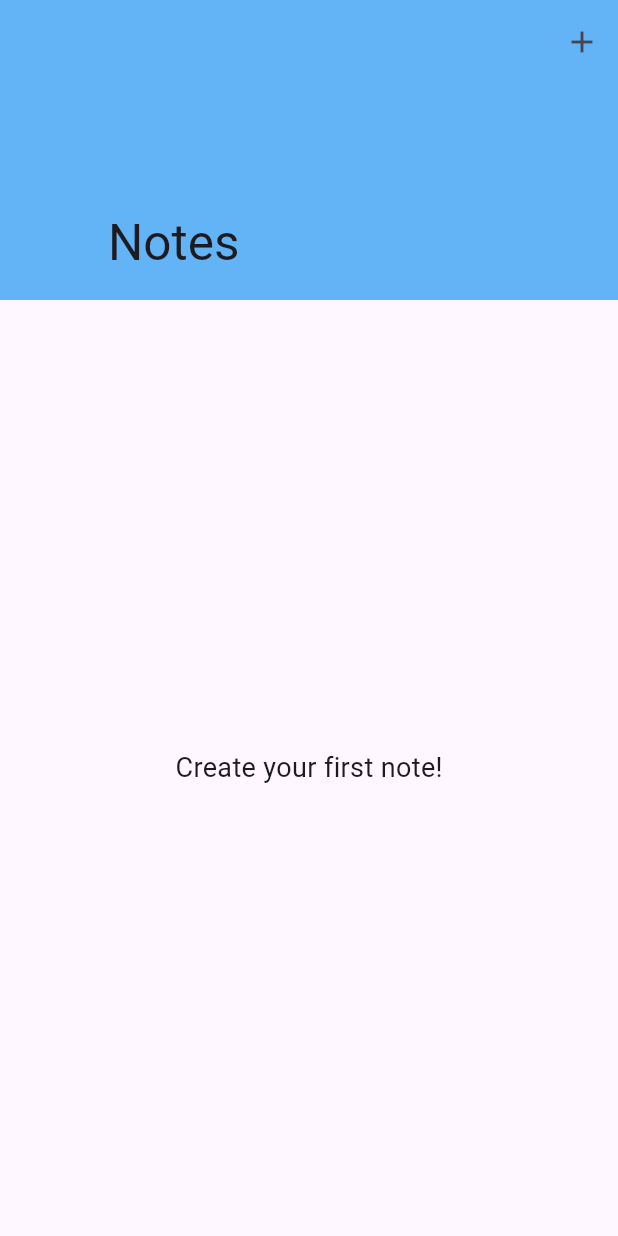
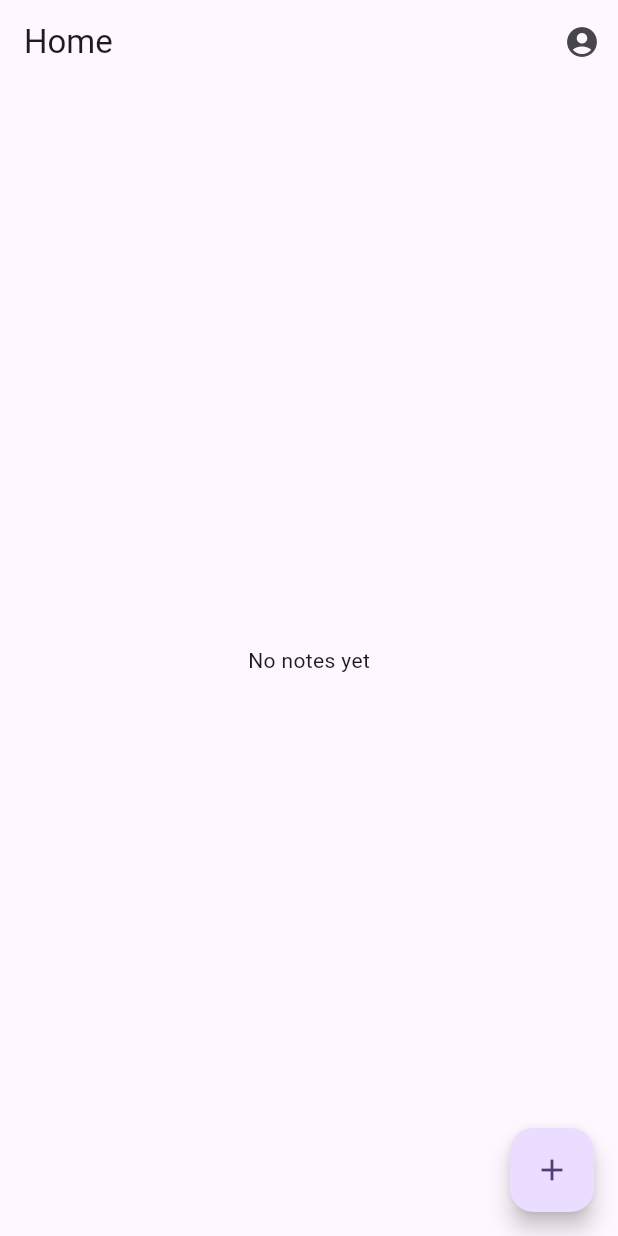
Before and after one commit to Coderkrishna12/advanced-notes-app, a Flutter app: the screen it shows after launch, on a phone screen of 412 x 824 dp. Run offline on Flutter 3.47's test engine with Material 3 defaults, Android fonts, the phone set to English and light mode, and no system bars; our stand-ins replace auto_route, freezed_annotation, get_it, hive, hive_flutter, reactive_forms; accounts and stored records are empty.

Commit message:
refactor: update import statements and simplify HomeScreen layout

```diff
--- a/project_001/lib/router.dart
+++ b/project_001/lib/router.dart
@@ -4,7 +4,8 @@ import 'package:advanced_notes_app/main.dart';
 import 'package:advanced_notes_app/screens/add_edit_note_screen.dart';
 import 'package:advanced_notes_app/screens/home_screen.dart';
 import 'package:advanced_notes_app/screens/note_detail_screen.dart';
-import 'package:flutter/widgets.dart';
+import 'package:flutter/material.dart';
+import 'package:advanced_notes_app/models/note.dart';
 
 part 'router.gr.dart';
 
--- a/project_001/lib/screens/home_screen.dart
+++ b/project_001/lib/screens/home_screen.dart
@@ -1,112 +1,46 @@
-// TODO Implement this library.
 import 'package:auto_route/auto_route.dart';
 import 'package:flutter/material.dart';
 import 'package:provider/provider.dart';
-import '../providers/notes_provider.dart';
-import '../models/note.dart';
-import '../router.dart';
+import 'package:advanced_notes_app/models/note.dart';
+import 'package:advanced_notes_app/providers/notes_provider.dart';
+import 'package:advanced_notes_app/router.dart';
 
 @RoutePage()
 class HomeScreen extends StatelessWidget {
-  static var page;
+  const HomeScreen({super.key});
 
   @override
   Widget build(BuildContext context) {
-    final notesProvider = context.watch<NotesProvider>();
+    final notesProvider = Provider.of<NotesProvider>(context);
     final notes = notesProvider.notes;
-    final isLoading = notesProvider.isLoading;
 
     return Scaffold(
-      body: CustomScrollView(
-        slivers: [
-          SliverAppBar(
-            expandedHeight: 200,
-            pinned: true,
-            flexibleSpace: FlexibleSpaceBar(
-              title: Text('Notes'),
-              background: Container(
-                color: Colors.blue.withOpacity(0.7),
-              ),
-            ),
+      appBar: AppBar(
+        title: const Text('Home'),
         actions: [
           IconButton(
-                icon: Icon(Icons.add),
-                onPressed: () {
-                  context.router.push(AddEditNoteRoute(note: null));
-                },
+            icon: const Icon(Icons.account_circle),
+            onPressed: () => context.router.push(const HomeRoute()),
           ),
         ],
       ),
-          if (isLoading)
-            SliverFillRemaining(
-              child: Center(child: CircularProgressIndicator()),
-            )
-          else if (notes.isEmpty)
-            SliverFillRemaining(
-              child: Center(
-                child: Text(
-                  'Create your first note!',
-                  style: TextStyle(fontSize: 18),
-                ),
-              ),
-            )
-          else
-            SliverList(
-              delegate: SliverChildBuilderDelegate(
-                (context, index) {
+      body: notes.isEmpty
+          ? const Center(child: Text('No notes yet'))
+          : ListView.builder(
+              itemCount: notes.length,
+              itemBuilder: (context, index) {
                 final note = notes[index];
                 return ListTile(
                   title: Text(note.title),
-                    subtitle: Column(
-                      crossAxisAlignment: CrossAxisAlignment.start,
-                      children: [
-                        Text(
-                          note.content.length > 50
-                              ? '${note.content.substring(0, 50)}...'
-                              : note.content,
-                        ),
-                        Text(
-                          'Created: ${note.createdAt.toString().substring(0, 16)}',
-                          style: TextStyle(fontSize: 12),
-                        ),
-                        Text(
-                          'Updated: ${note.updatedAt.toString().substring(0, 16)}',
-                          style: TextStyle(fontSize: 12),
-                        ),
-                      ],
-                    ),
-                    trailing: Text(note.category ?? 'No Category'),
-                    onTap: () {
-                      context.router.push(NoteDetailRoute(note: note));
-                    },
+                  subtitle: Text(note.content),
+                  onTap: () => context.router.push(NoteDetailRoute(note: note)),
                 );
               },
-                childCount: notes.length,
             ),
-            ),
-        ],
+      floatingActionButton: FloatingActionButton(
+        onPressed: () => context.router.push(AddEditNoteRoute()),
+        child: const Icon(Icons.add),
       ),
     );
   }
 }
-
-class AddEditNoteRoute extends PageRouteInfo {
-  const AddEditNoteRoute({Note? note})
-      : super(AddEditNoteRoute.name, args: note);
-  static const String name = 'AddEditNoteRoute';
-
-  static var page;
-}
-
-class NoteDetailRoute extends PageRouteInfo<NoteDetailRouteArgs> {
-  NoteDetailRoute({required Note note})
-      : super(NoteDetailRoute.name, args: NoteDetailRouteArgs(note: note));
-  static const String name = 'NoteDetailRoute';
-
-  static var page;
-}
-
-class NoteDetailRouteArgs {
-  final Note note;
-  const NoteDetailRouteArgs({required this.note});
-}
```
Also changed, not shown: project_001/lib/main.dart (+69 -3 lines). Lines whose indentation alone changed are shown as unchanged.
